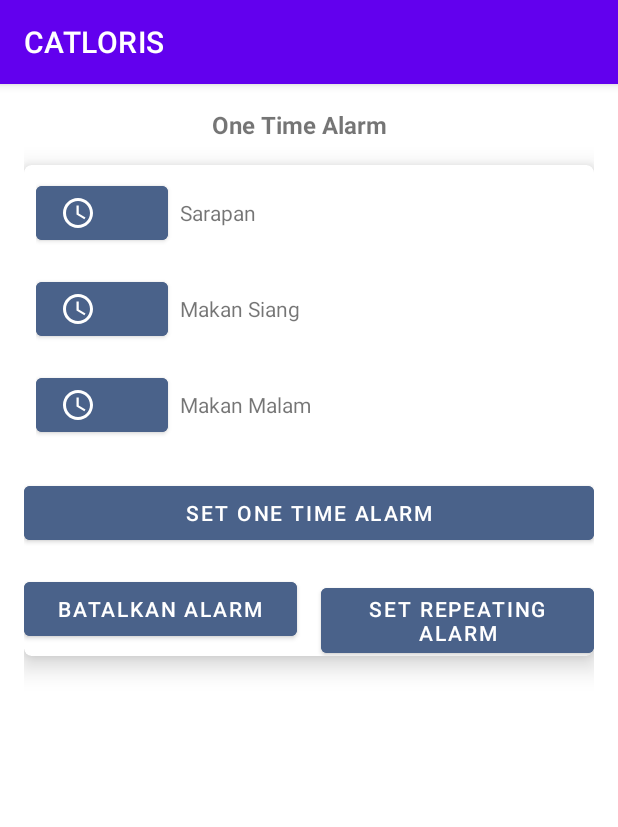
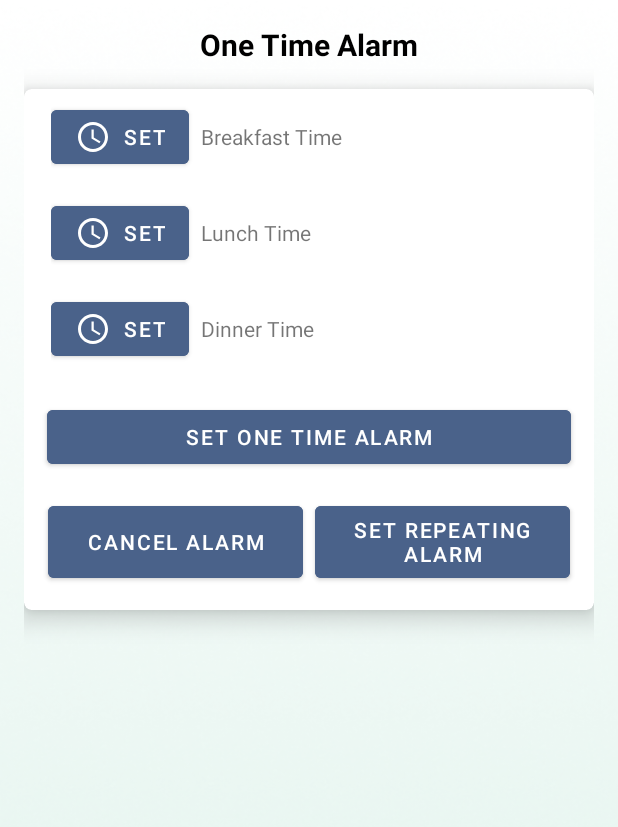
Before and after one commit to ignatio001/capstone-project-catloris, an Android app: the AlarmActivity screen opened directly, with no data from a screen before it, on a phone screen of 412 x 824 dp. Shown: the top 827 px of the screen. Run offline under Robolectric (Android 15) with nearby library versions, the light colour scheme and no system bars.

Commit message:
Update Alarm and Article
Update Alarm and Article UI

```diff
--- a/app/src/main/java/com/bangkit/catloris/ui/Alarm/AlarmActivity.kt
+++ b/app/src/main/java/com/bangkit/catloris/ui/Alarm/AlarmActivity.kt
@@ -37,6 +37,7 @@ class AlarmActivity : AppCompatActivity(), View.OnClickListener, TimePickerFragm
         super.onCreate(savedInstanceState)
         binding = ActivityAlarmBinding.inflate(layoutInflater)
         setContentView(binding?.root)
+        supportActionBar?.hide()
 
         if (Build.VERSION.SDK_INT >= 33) {
             requestPermissionLauncher.launch(Manifest.permission.POST_NOTIFICATIONS)
@@ -47,15 +48,15 @@ class AlarmActivity : AppCompatActivity(), View.OnClickListener, TimePickerFragm
 
         // Observasi LiveData dari ViewModel
         viewModel.breakfastTime.observe(this) { time ->
-            binding?.tvOnceTime1?.text = if (time.isNotEmpty()) time else "Sarapan"
+            binding?.tvOnceTime1?.text = if (time.isNotEmpty()) time else "Breakfast Time"
         }
 
         viewModel.lunchTime.observe(this) { time ->
-            binding?.tvOnceTime2?.text = if (time.isNotEmpty()) time else "Makan Siang"
+            binding?.tvOnceTime2?.text = if (time.isNotEmpty()) time else "Lunch Time"
         }
 
         viewModel.dinnerTime.observe(this) { time ->
-            binding?.tvOnceTime3?.text = if (time.isNotEmpty()) time else "Makan Malam"
+            binding?.tvOnceTime3?.text = if (time.isNotEmpty()) time else "Dinner Time"
         }
 
         // Listener untuk waktu makan
@@ -76,9 +77,9 @@ class AlarmActivity : AppCompatActivity(), View.OnClickListener, TimePickerFragm
 
     private fun loadAlarmData() {
         // LiveData sudah memuat data saat ViewModel diinisialisasi.
-        val breakfastTime = viewModel.breakfastTime.value ?: "Belum Diatur"
-        val lunchTime = viewModel.lunchTime.value ?: "Belum Diatur"
-        val dinnerTime = viewModel.dinnerTime.value ?: "Belum Diatur"
+        val breakfastTime = viewModel.breakfastTime.value ?: "No Set Yet"
+        val lunchTime = viewModel.lunchTime.value ?: "No Set Yet"
+        val dinnerTime = viewModel.dinnerTime.value ?: "No Set Yet"
 
         binding?.tvOnceTime1?.text = breakfastTime
         binding?.tvOnceTime2?.text = lunchTime
@@ -89,15 +90,15 @@ class AlarmActivity : AppCompatActivity(), View.OnClickListener, TimePickerFragm
         when (v?.id) {
             R.id.btn_once_time1 -> {
                 val timePickerFragment = TimePickerFragment()
-                timePickerFragment.show(supportFragmentManager, "TIME_PICKER_SARAPAN")
+                timePickerFragment.show(supportFragmentManager, "TIME_PICKER_BREAKFAST")
             }
             R.id.btn_once_time2 -> {
                 val timePickerFragment = TimePickerFragment()
-                timePickerFragment.show(supportFragmentManager, "TIME_PICKER_MAKAN_SIANG")
+                timePickerFragment.show(supportFragmentManager, "TIME_PICKER_LUNCH")
             }
             R.id.btn_once_time3 -> {
                 val timePickerFragment = TimePickerFragment()
-                timePickerFragment.show(supportFragmentManager, "TIME_PICKER_MAKAN_MALAM")
+                timePickerFragment.show(supportFragmentManager, "TIME_PICKER_DINNER")
             }
             R.id.btn_set_once_alarm -> {
                 val breakfastTime = viewModel.breakfastTime.value ?: ""
@@ -105,13 +106,13 @@ class AlarmActivity : AppCompatActivity(), View.OnClickListener, TimePickerFragm
                 val dinnerTime = viewModel.dinnerTime.value ?: ""
 
                 if (breakfastTime.isNotEmpty()) {
-                    alarmReceiver.setOneTimeAlarm(this, "Sarapan", breakfastTime, "Waktunya Sarapan!")
+                    alarmReceiver.setOneTimeAlarm(this, "Breakfast Time", breakfastTime, "It's Time to Breakfast")
                 }
                 if (lunchTime.isNotEmpty()) {
-                    alarmReceiver.setOneTimeAlarm(this, "Makan Siang", lunchTime, "Waktunya Makan Siang!")
+                    alarmReceiver.setOneTimeAlarm(this, "Lunch Time", lunchTime, "It's Time to get Lunch!")
                 }
                 if (dinnerTime.isNotEmpty()) {
-                    alarmReceiver.setOneTimeAlarm(this, "Makan Malam", dinnerTime, "Waktunya Makan Malam!")
+                    alarmReceiver.setOneTimeAlarm(this, "Dinner Time", dinnerTime, "It's Time to get your Dinner!")
                 }
             }
             R.id.btn_set_repeating_alarm -> {
@@ -120,19 +121,19 @@ class AlarmActivity : AppCompatActivity(), View.OnClickListener, TimePickerFragm
                 val dinnerTime = viewModel.dinnerTime.value ?: ""
 
                 if (breakfastTime.isNotEmpty()) {
-                    alarmReceiver.setRepeatingAlarm(this, "Sarapan", breakfastTime, "Waktunya Sarapan Setiap Hari!")
+                    alarmReceiver.setRepeatingAlarm(this, "Breakfast Time", breakfastTime, "It's Time to Have Breakfast Everyday!")
                 }
                 if (lunchTime.isNotEmpty()) {
-                    alarmReceiver.setRepeatingAlarm(this, "Makan Siang", lunchTime, "Waktunya Makan Siang Setiap Hari!")
+                    alarmReceiver.setRepeatingAlarm(this, "Lunch Time", lunchTime, "It's Time to eat your Lunch Everyday!")
                 }
                 if (dinnerTime.isNotEmpty()) {
-                    alarmReceiver.setRepeatingAlarm(this, "Makan Malam", dinnerTime, "Waktunya Makan Malam Setiap Hari!")
+                    alarmReceiver.setRepeatingAlarm(this, "Dinner Time", dinnerTime, "It's Time to Hit Your Dinner!")
                 }
             }
             R.id.btn_cancel_repeating_alarm -> {
-                alarmReceiver.cancelRepeatingAlarm(this, "Sarapan")
-                alarmReceiver.cancelRepeatingAlarm(this, "Makan Siang")
-                alarmReceiver.cancelRepeatingAlarm(this, "Makan Malam")
+                alarmReceiver.cancelRepeatingAlarm(this, "Breakfast Time")
+                alarmReceiver.cancelRepeatingAlarm(this, "Lunch Time")
+                alarmReceiver.cancelRepeatingAlarm(this, "Dinner Time")
             }
         }
     }
@@ -146,9 +147,9 @@ class AlarmActivity : AppCompatActivity(), View.OnClickListener, TimePickerFragm
         val time = timeFormat.format(calendar.time)
 
         when (tag) {
-            "TIME_PICKER_SARAPAN" -> viewModel.setBreakfastTime(time)
-            "TIME_PICKER_MAKAN_SIANG" -> viewModel.setLunchTime(time)
-            "TIME_PICKER_MAKAN_MALAM" -> viewModel.setDinnerTime(time)
+            "TIME_PICKER_BREAKFAST" -> viewModel.setBreakfastTime(time)
+            "TIME_PICKER_LUNCH" -> viewModel.setLunchTime(time)
+            "TIME_PICKER_DINNER" -> viewModel.setDinnerTime(time)
         }
     }
 
--- a/app/src/main/res/layout/activity_alarm.xml
+++ b/app/src/main/res/layout/activity_alarm.xml
@@ -7,17 +7,19 @@
     android:layout_width="match_parent"
     android:layout_height="match_parent"
     android:padding="16dp"
+    android:background="@drawable/bg_app"
     tools:context=".ui.Alarm.AlarmActivity">
 
     <TextView
         android:id="@+id/tv_title"
-        android:layout_width="0dp"
+        android:layout_width="match_parent"
         android:layout_height="wrap_content"
         android:layout_marginBottom="16dp"
         android:text="@string/one_time_alarm"
-        android:textSize="16sp"
+        android:textSize="20sp"
         android:textStyle="bold"
-        android:layout_marginStart="125dp"
+        android:textColor="@color/black"
+        android:textAlignment="center"
         app:layout_constraintEnd_toEndOf="parent"
         app:layout_constraintStart_toStartOf="parent"
         app:layout_constraintTop_toTopOf="parent" />
@@ -37,6 +39,7 @@
         <LinearLayout
             android:layout_width="match_parent"
             android:layout_height="wrap_content"
+            android:layout_marginBottom="15dp"
             android:orientation="vertical">
 
             <LinearLayout
@@ -45,6 +48,7 @@
                 android:layout_height="wrap_content"
                 android:orientation="horizontal"
                 android:padding="8dp"
+                android:layout_marginStart="10dp"
                 android:background="?android:attr/selectableItemBackground">
 
                 <Button
@@ -53,6 +57,7 @@
                     android:layout_width="wrap_content"
                     android:layout_height="wrap_content"
                     android:backgroundTint="@color/color_4"
+                    android:text="@string/set_alarm_button"
                     app:icon="@drawable/baseline_access_time_24" />
 
                 <TextView
@@ -70,6 +75,7 @@
                 android:layout_height="wrap_content"
                 android:orientation="horizontal"
                 android:padding="8dp"
+                android:layout_marginStart="10dp"
                 android:background="?android:attr/selectableItemBackground">
 
                 <Button
@@ -78,6 +84,7 @@
                     android:layout_width="wrap_content"
                     android:layout_height="wrap_content"
                     android:backgroundTint="@color/color_4"
+                    android:text="@string/set_alarm_button"
                     app:icon="@drawable/baseline_access_time_24" />
 
                 <TextView
@@ -95,6 +102,7 @@
                 android:layout_height="wrap_content"
                 android:orientation="horizontal"
                 android:padding="8dp"
+                android:layout_marginStart="10dp"
                 android:background="?android:attr/selectableItemBackground">
 
                 <Button
@@ -103,6 +111,7 @@
                     android:layout_width="wrap_content"
                     android:layout_height="wrap_content"
                     android:backgroundTint="@color/color_4"
+                    android:text="@string/set_alarm_button"
                     app:icon="@drawable/baseline_access_time_24" />
 
                 <TextView
@@ -119,6 +128,8 @@
                 android:layout_width="match_parent"
                 android:layout_height="wrap_content"
                 android:layout_marginTop="16dp"
+                android:layout_marginStart="15dp"
+                android:layout_marginEnd="15dp"
                 android:backgroundTint="@color/color_4"
                 android:text="@string/set_one_time_alarm" />
 
@@ -126,23 +137,22 @@
                 android:layout_width="match_parent"
                 android:layout_height="wrap_content"
                 android:orientation="horizontal"
+                android:gravity="center"
                 android:layout_marginTop="16dp">
 
                 <Button
                     android:id="@+id/btn_cancel_repeating_alarm"
-                    android:layout_width="0dp"
-                    android:layout_height="wrap_content"
-                    android:layout_marginEnd="8dp"
-                    android:layout_weight="1"
+                    android:layout_width="170dp"
+                    android:layout_height="60dp"
+                    android:layout_marginEnd="4dp"
                     android:backgroundTint="@color/color_4"
                     android:text="@string/cancel_alarm" />
 
                 <Button
                     android:id="@+id/btn_set_repeating_alarm"
-                    android:layout_width="0dp"
-                    android:layout_height="wrap_content"
-                    android:layout_weight="1"
-                    android:layout_marginStart="8dp"
+                    android:layout_width="170dp"
+                    android:layout_height="60dp"
+                    android:layout_marginStart="4dp"
                     android:backgroundTint="@color/color_4"
                     android:text="@string/set_repeating_alarm" />
             </LinearLayout>
--- a/app/src/main/res/layout/activity_food_history.xml
+++ b/app/src/main/res/layout/activity_food_history.xml
@@ -35,9 +35,9 @@
     </androidx.cardview.widget.CardView>
 
     <androidx.recyclerview.widget.RecyclerView
-        android:id="@+id/recyclerView"
+        android:id="@+id/food_recyclerView"
         android:layout_width="match_parent"
-        android:layout_height="0dp"
+        android:layout_height="match_parent"
         android:paddingStart="16dp"
         android:paddingEnd="16dp"
         app:layout_constraintTop_toBottomOf="@id/cardView"
--- a/app/src/main/res/values/strings.xml
+++ b/app/src/main/res/values/strings.xml
@@ -80,6 +80,8 @@
     <string name="article_image_description">article_image_description</string>
     <string name="article_title_description">article_title_description</string>
     <string name="article_description_description">article_description_description\n</string>
+    <string name="article_seemore">See More Article</string>
+    <string name="article_scroll_down">Scroll Down</string>
 
 
     <!--Profile-->
@@ -164,11 +166,13 @@
     <string name="alarm_message">Pesan Alarm</string>
     <string name="repeating_alarm">Repeating Alarm</string>
     <string name="set_repeating_alarm">Set Repeating Alarm</string>
-    <string name="cancel_alarm">Batalkan Alarm</string>
+    <string name="cancel_alarm">Cancel Alarm</string>
     <string name="alarm_time">Waktu Alarm</string>
-    <string name="malam">waktu makan malam\n</string>
-    <string name="siang">waktu makan siang</string>
-    <string name="sarapan">sarapan\n</string>
+    <string name="malam">Dinner Time</string>
+    <string name="siang">Lunch Time</string>
+    <string name="sarapan">Breakfast Time</string>
+    <string name="set_alarm_button">SET</string>
+    <string name="set_alarm_button_profile">Set Alarm</string>
 
 
 </resources>
```
Also changed, not shown: app/src/main/res/layout/fragment_article.xml (+55 -24 lines), app/src/main/res/layout/fragment_profile.xml (+11 -9 lines).
